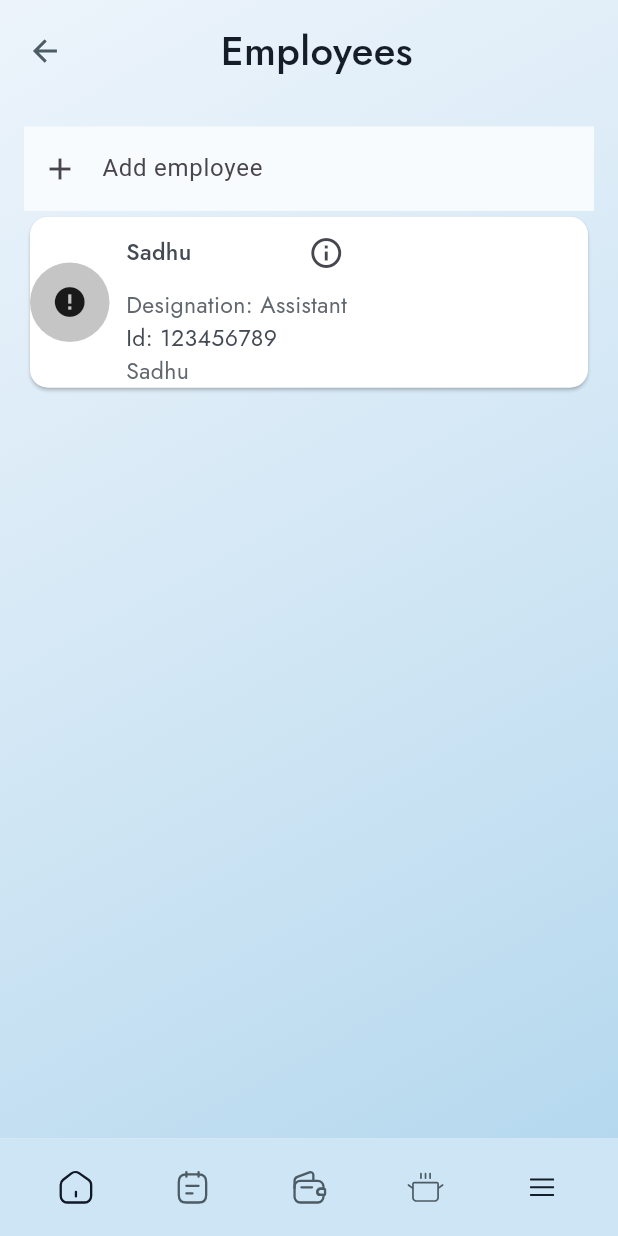
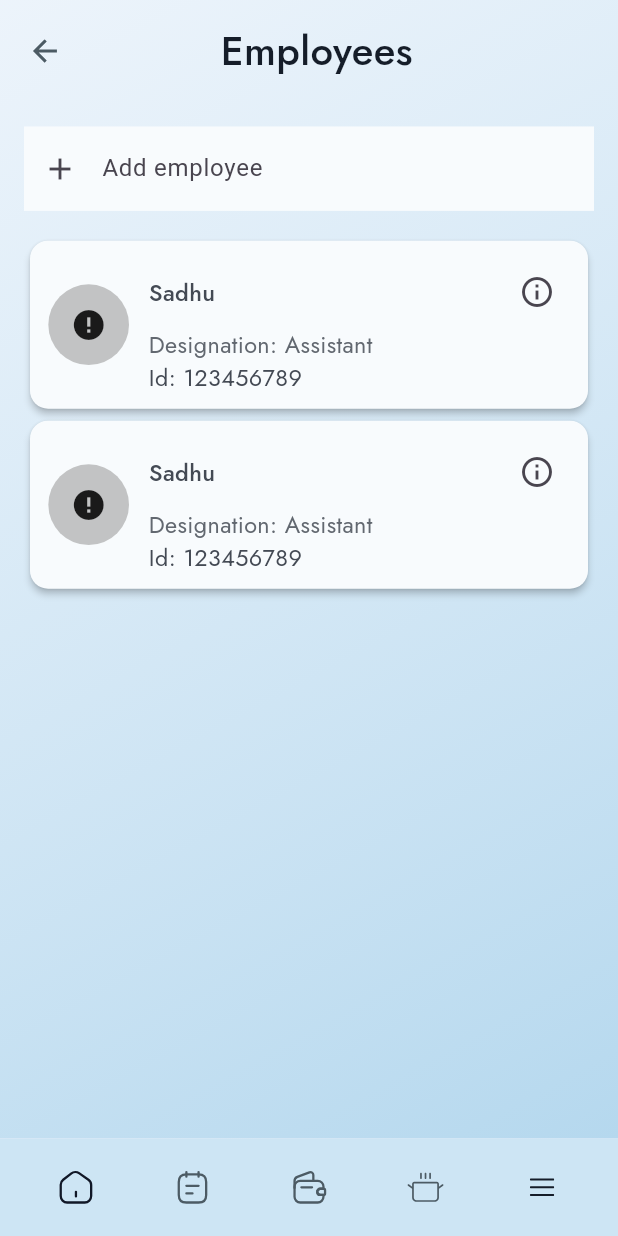
Before and after one commit to bdCalling-Sdt-hub/tidybayti, a Flutter app: the AllEmployeeShow screen opened by its route, on a phone screen of 412 x 824 dp. Run offline on Flutter 3.47's test engine with Material 3 defaults, Android fonts, the phone set to English and light mode, and no system bars; drawn by our look-alikes of cached_network_image; our stand-ins replace calendar_date_picker2, flutter_screenutil, flutter_spinkit, flutter_svg, fluttertoast, get and 5 more; accounts and stored records are empty; network calls fail.

```diff
--- a/lib/core/app_routes/app_routes.dart
+++ b/lib/core/app_routes/app_routes.dart
@@ -14,7 +14,9 @@ import 'package:tidybayte/view/screens/home_owner_screen/authentication/reset_pa
 import 'package:tidybayte/view/screens/home_owner_screen/authentication/sign_in_screen/sign_in_screen.dart';
 import 'package:tidybayte/view/screens/home_owner_screen/authentication/sign_up_otp/sign_up_otp.dart';
 import 'package:tidybayte/view/screens/home_owner_screen/authentication/sign_up_screen/sign_up_screen.dart';
+import 'package:tidybayte/view/screens/home_owner_screen/home_screen/add_employee_screen/add_employee_screen.dart';
 import 'package:tidybayte/view/screens/home_owner_screen/home_screen/all_employee_show/all_employee_show.dart';
+import 'package:tidybayte/view/screens/home_owner_screen/home_screen/employee_details/employee_details.dart';
 import 'package:tidybayte/view/screens/home_owner_screen/home_screen/home_screen.dart';
 import 'package:tidybayte/view/screens/home_owner_screen/home_screen/house_information_screen/house_information_screen.dart';
 import 'package:tidybayte/view/screens/home_owner_screen/home_screen/house_type_screen/house_type_screen.dart';
@@ -66,6 +68,8 @@ class AppRoutes {
   static const String houseTypeScreen = "/HouseTypeScreen";
   static const String houseInformationScreen = "/HouseInformationScreen";
   static const String allEmployeeShow = "/AllEmployeeShow";
+  static const String employeeDetails = "/EmployeeDetails";
+  static const String addEmployeeScreen = "/AddEmployeeScreen";
 
   ///===================Wallet Section===================
   static const String createBudgetScreen = "/CreateBudgetScreen";
@@ -125,6 +129,8 @@ class AppRoutes {
     GetPage(name: houseTypeScreen, page: () => const HouseTypeScreen()),
     GetPage(name: houseInformationScreen, page: () => const HouseInformationScreen()),
     GetPage(name: allEmployeeShow, page: () => const AllEmployeeShow()),
+    GetPage(name: employeeDetails, page: () => const EmployeeDetails()),
+    GetPage(name: addEmployeeScreen, page: () => const AddEmployeeScreen()),
 
 
     ///=========================Wallet section==============
--- a/lib/view/screens/home_owner_screen/home_screen/all_employee_show/all_employee_show.dart
+++ b/lib/view/screens/home_owner_screen/home_screen/all_employee_show/all_employee_show.dart
@@ -2,13 +2,10 @@ import 'package:flutter/material.dart';
 import 'package:flutter_screenutil/flutter_screenutil.dart';
 import 'package:get/get.dart';
 import 'package:tidybayte/core/app_routes/app_routes.dart';
-import 'package:tidybayte/main.dart';
 import 'package:tidybayte/utils/app_colors/app_colors.dart';
 import 'package:tidybayte/utils/app_const/app_const.dart';
-import 'package:tidybayte/utils/app_icons/app_icons.dart';
 import 'package:tidybayte/utils/app_strings/app_strings.dart';
 import 'package:tidybayte/view/components/custom_menu_appbar/custom_menu_appbar.dart';
-import 'package:tidybayte/view/components/custom_menu_item/custom_menu_item.dart';
 import 'package:tidybayte/view/components/custom_netwrok_image/custom_network_image.dart';
 import 'package:tidybayte/view/components/custom_text/custom_text.dart';
 import 'package:tidybayte/view/components/custom_text_field/custom_text_field.dart';
@@ -35,10 +32,8 @@ class AllEmployeeShow extends StatelessWidget {
         ),
         child: SafeArea(
           child: Column(
-            // crossAxisAlignment: CrossAxisAlignment.start,
             children: [
               ///=============================== Menu Title ========================
-              /// Menu Title
               CustomMenuAppbar(
                 title: AppStrings.employees,
                 onBack: () {
@@ -46,65 +41,30 @@ class AllEmployeeShow extends StatelessWidget {
                 },
               ),
 
-              ///=============================== Menu Items ========================
+              ///=============================== Employee List ========================
               Expanded(
                 child: ListView(
                   padding: const EdgeInsets.all(16.0),
                   children: [
+                    /// Add Employee Text Field
                     CustomTextField(
                       readOnly: true,
-                      onTap: () {},
+                      onTap: () {
+                        Get.toNamed(AppRoutes.addEmployeeScreen);
+                      },
                       hintText: AppStrings.addEmployee,
-                      prefixIcon: Icon(Icons.add),
+                      prefixIcon: const Icon(Icons.add),
                     ),
-                    Card(
-                      color: Colors.white,
-                      child: Row(
-                        children: [
-                          CustomNetworkImage(
-                            imageUrl: AppConstants.userNtr,
-                            height: 53,
-                            width: 53,
-                            boxShape: BoxShape.circle,
-                          ),
-                          SizedBox(width: 10.w,),
-                          Column(
-                            crossAxisAlignment: CrossAxisAlignment.start,
-                            children: [
-                              Row(
-                                children: [
-                                  CustomText(
-                                    text: 'Sadhu',
-                                    fontWeight: FontWeight.w500,
-                                    fontSize: 14,
-                                    color: AppColors.dark400,
-                                  ),SizedBox(width: 60.w,),
-                                  IconButton(onPressed: (){}, icon: Icon(Icons.info_outline))
-                                ],
-                              ),
-                              CustomText(
-                                text: 'Designation: Assistant',
-                                fontWeight: FontWeight.w400,
-                                fontSize: 14,
-                                color: AppColors.dark300,
-                              ),
-                              CustomText(
-                                text: 'Id: 123456789',
-                                fontWeight: FontWeight.w400,
-                                fontSize: 14,
-                                color: AppColors.dark400,
-                              ),
-                              CustomText(
-                                text: 'Sadhu',
-                                fontWeight: FontWeight.w400,
-                                fontSize: 14,
-                                color: AppColors.dark300,
-                              ),
-                            ],
-                          )
-                        ],
-                      ),
-                    )
+
+                    const SizedBox(height: 16), // Spacing between text field and list
+
+                    // Sample Employee Card
+                    GestureDetector(
+                        onTap: (){
+                          Get.toNamed(AppRoutes.employeeDetails);
+                        },
+                        child: _buildEmployeeCard(context)),
+                    _buildEmployeeCard(context),
                   ],
                 ),
               ),
@@ -114,4 +74,65 @@ class AllEmployeeShow extends StatelessWidget {
       ),
     );
   }
+
+  Widget _buildEmployeeCard(BuildContext context) {
+    return Card(
+      color:AppColors.blue50,
+      elevation: 2, // Added elevation for better visibility
+      shape: RoundedRectangleBorder(
+        borderRadius: BorderRadius.circular(12), // Rounded corners
+      ),
+      child: Padding(
+        padding: EdgeInsets.symmetric(horizontal: 10,vertical: 10), // Padding inside card
+        child: Row(
+          children: [
+            // Employee Image
+            CustomNetworkImage(
+              imageUrl: AppConstants.userNtr,
+              height: 53.h,
+              width: 53.w,
+              boxShape: BoxShape.circle,
+            ),
+            SizedBox(width: 10.w),
+            // Employee Info
+            Expanded(
+              child: Column(
+                crossAxisAlignment: CrossAxisAlignment.start,
+                children: [
+                  Row(
+                    mainAxisAlignment: MainAxisAlignment.spaceBetween, // Space between name and icon
+                    children: [
+                      CustomText(
+                        text: 'Sadhu',
+                        fontWeight: FontWeight.w500,
+                        fontSize: 14.sp,
+                        color: AppColors.dark400,
+                      ),
+
+                      IconButton(
+                        onPressed: () {},
+                        icon: const Icon(Icons.info_outline),
+                      ),
+                    ],
+                  ),
+                  CustomText(
+                    text: 'Designation: Assistant',
+                    fontWeight: FontWeight.w400,
+                    fontSize: 14.sp,
+                    color: AppColors.dark300,
+                  ),
+                  CustomText(
+                    text: 'Id: 123456789',
+                    fontWeight: FontWeight.w400,
+                    fontSize: 14.sp,
+                    color: AppColors.dark400,
+                  ),
+                ],
+              ),
+            ),
+          ],
+        ),
+      ),
+    );
+  }
 }
```
Also changed, not shown: lib/view/screens/home_owner_screen/home_screen/add_employee_screen/add_employee_screen.dart (added, +56 -0 lines), lib/view/screens/home_owner_screen/home_screen/employee_details/employee_details.dart (added, +252 -0 lines).
